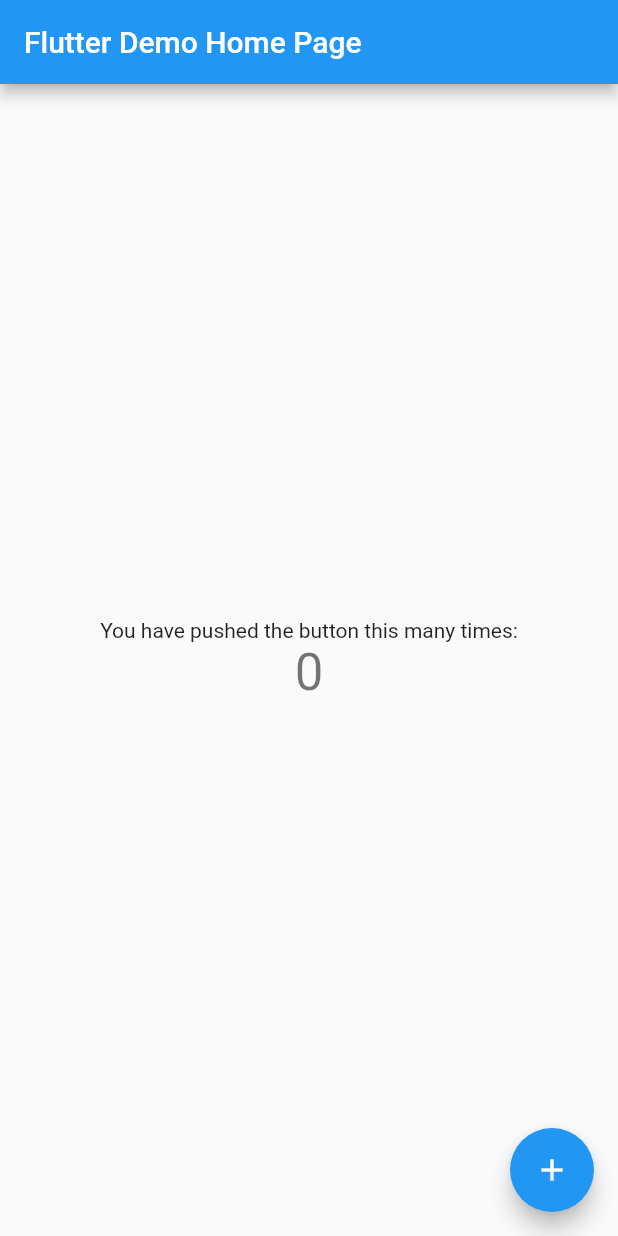
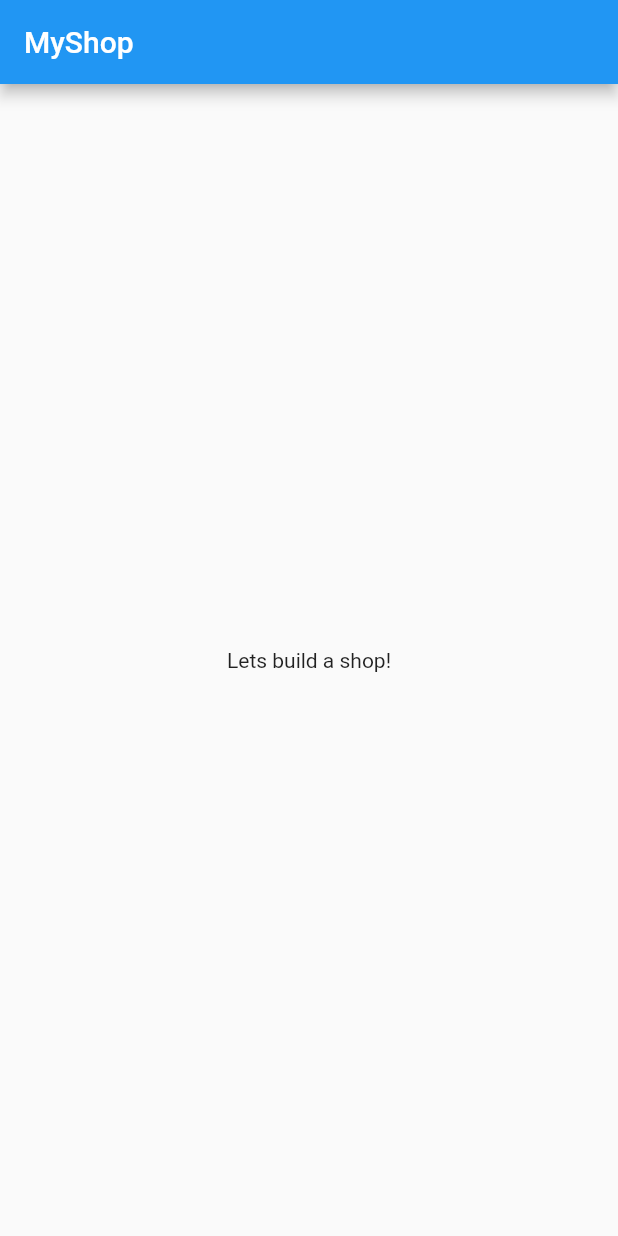
Before and after one commit to fadilparves/FLUTTER-SAMPLE, a Flutter app: the screen it shows after launch, on a phone screen of 412 x 824 dp. Run offline on Flutter 3.47's test engine with Material 2 defaults, Android fonts, the phone set to English and light mode, and no system bars.

Commit message:
Update main.dart

```diff
--- a/myshop/lib/main.dart
+++ b/myshop/lib/main.dart
@@ -1,117 +1,32 @@
 import 'package:flutter/material.dart';
 
-void main() {
-  runApp(MyApp());
-}
+void main() => runApp(MyApp());
 
 class MyApp extends StatelessWidget {
   // This widget is the root of your application.
   @override
   Widget build(BuildContext context) {
     return MaterialApp(
-      title: 'Flutter Demo',
+      title: 'MyShop',
       theme: ThemeData(
-        // This is the theme of your application.
-        //
-        // Try running your application with "flutter run". You'll see the
-        // application has a blue toolbar. Then, without quitting the app, try
-        // changing the primarySwatch below to Colors.green and then invoke
-        // "hot reload" (press "r" in the console where you ran "flutter run",
-        // or simply save your changes to "hot reload" in a Flutter IDE).
-        // Notice that the counter didn't reset back to zero; the application
-        // is not restarted.
         primarySwatch: Colors.blue,
-        // This makes the visual density adapt to the platform that you run
-        // the app on. For desktop platforms, the controls will be smaller and
-        // closer together (more dense) than on mobile platforms.
         visualDensity: VisualDensity.adaptivePlatformDensity,
       ),
-      home: MyHomePage(title: 'Flutter Demo Home Page'),
+      home: MyHomePage(),
     );
   }
 }
 
-class MyHomePage extends StatefulWidget {
-  MyHomePage({Key key, this.title}) : super(key: key);
-
-  // This widget is the home page of your application. It is stateful, meaning
-  // that it has a State object (defined below) that contains fields that affect
-  // how it looks.
-
-  // This class is the configuration for the state. It holds the values (in this
-  // case the title) provided by the parent (in this case the App widget) and
-  // used by the build method of the State. Fields in a Widget subclass are
-  // always marked "final".
-
-  final String title;
-
-  @override
-  _MyHomePageState createState() => _MyHomePageState();
-}
-
-class _MyHomePageState extends State<MyHomePage> {
-  int _counter = 0;
-
-  void _incrementCounter() {
-    setState(() {
-      // This call to setState tells the Flutter framework that something has
-      // changed in this State, which causes it to rerun the build method below
-      // so that the display can reflect the updated values. If we changed
-      // _counter without calling setState(), then the build method would not be
-      // called again, and so nothing would appear to happen.
-      _counter++;
-    });
-  }
-
+class MyHomePage extends StatelessWidget {
   @override
   Widget build(BuildContext context) {
-    // This method is rerun every time setState is called, for instance as done
-    // by the _incrementCounter method above.
-    //
-    // The Flutter framework has been optimized to make rerunning build methods
-    // fast, so that you can just rebuild anything that needs updating rather
-    // than having to individually change instances of widgets.
     return Scaffold(
       appBar: AppBar(
-        // Here we take the value from the MyHomePage object that was created by
-        // the App.build method, and use it to set our appbar title.
-        title: Text(widget.title),
+        title: Text('MyShop'),
       ),
       body: Center(
-        // Center is a layout widget. It takes a single child and positions it
-        // in the middle of the parent.
-        child: Column(
-          // Column is also a layout widget. It takes a list of children and
-          // arranges them vertically. By default, it sizes itself to fit its
-          // children horizontally, and tries to be as tall as its parent.
-          //
-          // Invoke "debug painting" (press "p" in the console, choose the
-          // "Toggle Debug Paint" action from the Flutter Inspector in Android
-          // Studio, or the "Toggle Debug Paint" command in Visual Studio Code)
-          // to see the wireframe for each widget.
-          //
-          // Column has various properties to control how it sizes itself and
-          // how it positions its children. Here we use mainAxisAlignment to
-          // center the children vertically; the main axis here is the vertical
-          // axis because Columns are vertical (the cross axis would be
-          // horizontal).
-          mainAxisAlignment: MainAxisAlignment.center,
-          children: <Widget>[
-            Text(
-              'You have pushed the button this many times:',
-            ),
-            Text(
-              '$_counter',
-              style: Theme.of(context).textTheme.headline4,
-            ),
-          ],
-        ),
+        child: Text('Let\s build a shop!'),
       ),
-      floatingActionButton: FloatingActionButton(
-        onPressed: _incrementCounter,
-        tooltip: 'Increment',
-        child: Icon(Icons.add),
-      ), // This trailing comma makes auto-formatting nicer for build methods.
     );
   }
 }
```
